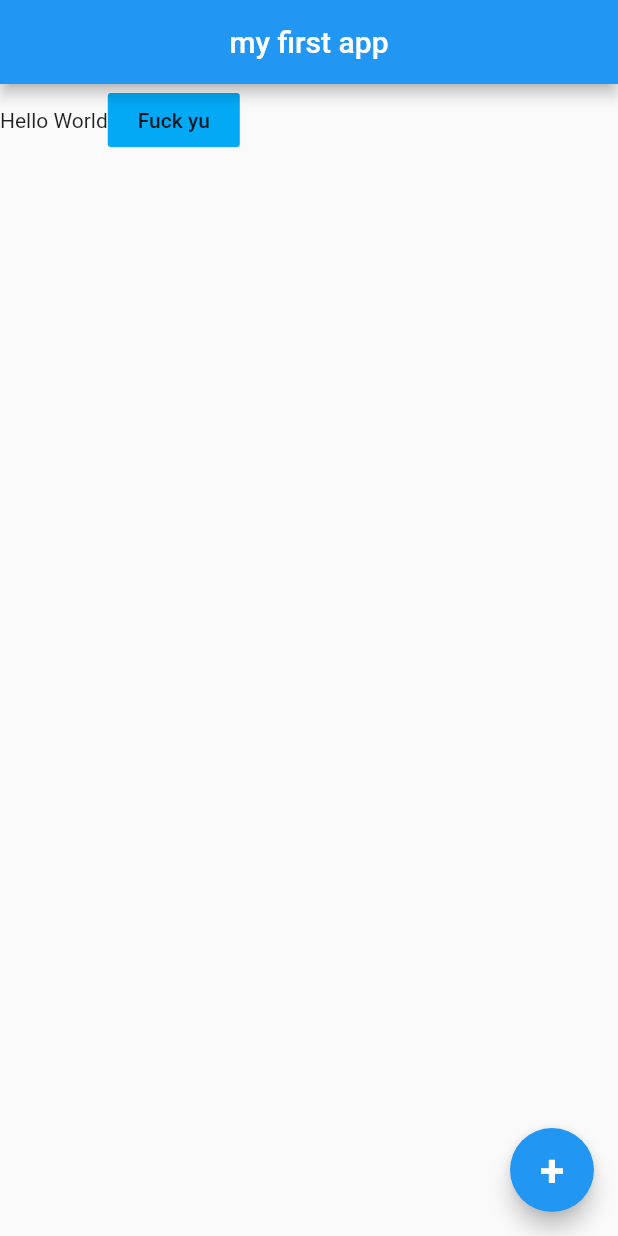
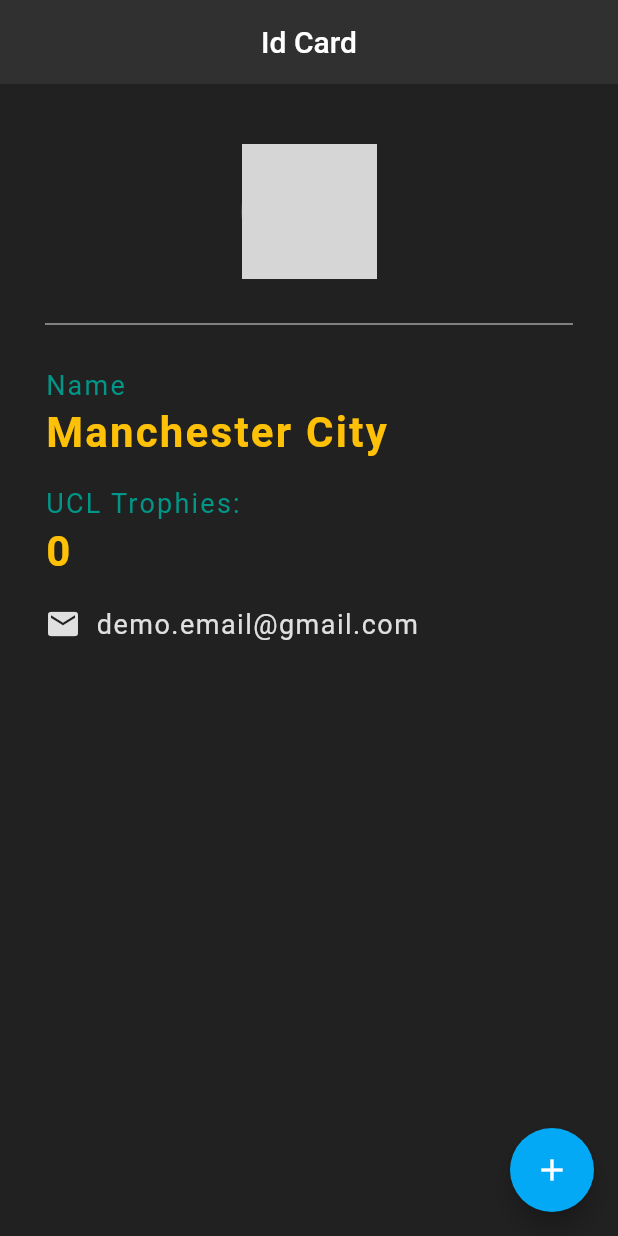
Before and after one commit to vansh106/FlutterBasics, a Flutter app: the screen it shows after launch, on a phone screen of 412 x 824 dp. Run offline on Flutter 3.47's test engine with Material 2 defaults, Android fonts, the phone set to English and light mode, and no system bars; network calls fail; grey boxes are pictures that could not be loaded.

Commit message:
16 tak karliya (push late kiya)

```diff
--- a/lib/main.dart
+++ b/lib/main.dart
@@ -3,38 +3,112 @@ import 'package:flutter/material.dart';
 void main() {
   runApp(MaterialApp(
     home: Home(),
-  )
+  ));
+}
 
-  );
+class Home extends StatefulWidget {
+  @override
+  State<Home> createState() => _HomeState();
 }
-  class Home extends StatelessWidget {
+
+class _HomeState extends State<Home> {
+
+  int counter=0;
 
   @override
   Widget build(BuildContext context) {
     return Scaffold(
+      backgroundColor: Colors.grey[900],
       appBar: AppBar(
-      title: Text('my first app'),
-      centerTitle: true
+        title: Text('Id Card'),
+        centerTitle: true,
+        backgroundColor: Colors.grey[850],
+        elevation: 0.0,
       ),
-      body: Row(
-        children:<Widget> [
-          Text("Hello World"),
-          FlatButton(
-            onPressed: (){},
-            color: Colors.lightBlue,
-            child:Text("Fuck yu"),
+      floatingActionButton: FloatingActionButton(
+        onPressed: (){
+          setState((){
+            counter++;
+          });
+
+        },
+        child:Icon(Icons.add),
+        backgroundColor: Colors.lightBlue,
       ),
-        ],
-
-
+      body: Padding(
+        padding: EdgeInsets.fromLTRB(30, 40, 30, 0),
+        child: Column(
+          crossAxisAlignment: CrossAxisAlignment.start,
+          children: <Widget>[
+            Center(
+              child: CircleAvatar(
+                backgroundImage: NetworkImage('https://upload.wikimedia.org/wikipedia/sco/thumb/e/eb/Manchester_City_FC_badge.svg/1200px-Manchester_City_FC_badge.svg.png'),
+                radius: 45,
+              ),
+            ),
+            Divider(
+              height: 60,
+              color: Colors.grey[300],
 
             ),
-      floatingActionButton: FloatingActionButton(
-      onPressed: () {  },
-      child: Text('+',style: TextStyle(
-      fontSize: 30,
+            Text(
+              'Name',
+              style: TextStyle(
+                color: Colors.teal,
+                letterSpacing: 1.5,
+                fontSize: 18,
+
+              ),
+            ),
+            SizedBox(height: 5,),
+            Text(
+              'Manchester City',
+              style: TextStyle(
+                color: Colors.amber,
+                letterSpacing: 1.5,
+                fontSize: 28,
                 fontWeight: FontWeight.bold,
               ),
+            ),
+            SizedBox(height: 20,),
+            Text(
+              'UCL Trophies: ',
+              style: TextStyle(
+                color: Colors.teal,
+                letterSpacing: 1.5,
+                fontSize: 18,
+
+              ),
+            ),
+            SizedBox(height: 5,),
+            Text(
+              '$counter',
+              style: TextStyle(
+                color: Colors.amber,
+                letterSpacing: 1.5,
+                fontSize: 28,
+                fontWeight: FontWeight.bold,
+              ),
+            ),
+            SizedBox(height: 20,),
+            Row(
+              children: <Widget>[
+                Icon(
+                  Icons.email,
+                  color: Colors.grey[300],
+                ),
+                SizedBox(width: 10,),
+                Text(
+                  'demo.email@gmail.com',
+                  style: TextStyle(
+                    color: Colors.grey[300],
+                    fontSize: 18,
+                    letterSpacing: 1,
+                  ),
+                )
+              ],
+            )
+          ],
         ),
       ),
     );
--- a/pubspec.yaml
+++ b/pubspec.yaml
@@ -58,9 +58,8 @@ flutter:
   uses-material-design: true
 
   # To add assets to your application, add an assets section, like this:
-  # assets:
-  #   - images/a_dot_burr.jpeg
-  #   - images/a_dot_ham.jpeg
+  assets:
+     - assets/
 
   # An image asset can refer to one or more resolution-specific "variants", see
   # https://flutter.dev/assets-and-images/#resolution-aware.
```
Lines whose indentation alone changed are shown as unchanged.
